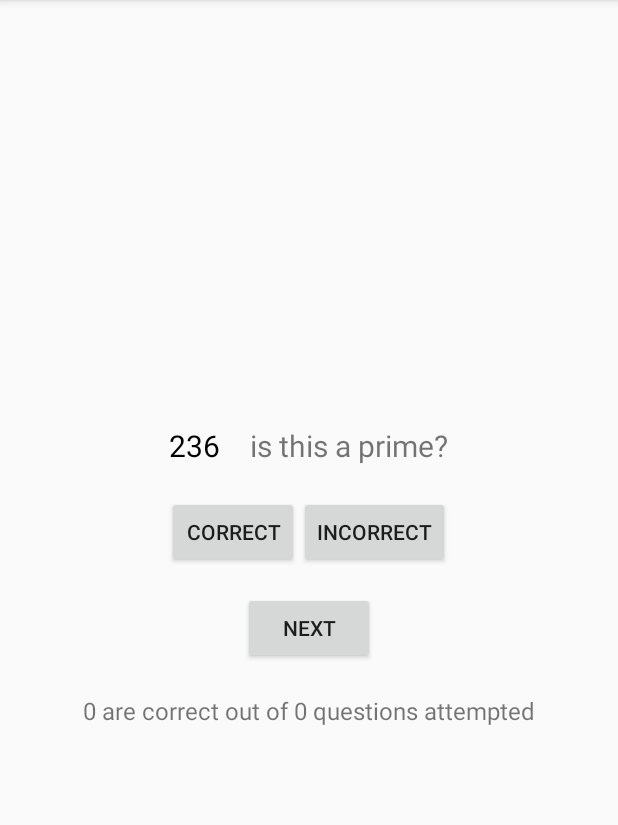
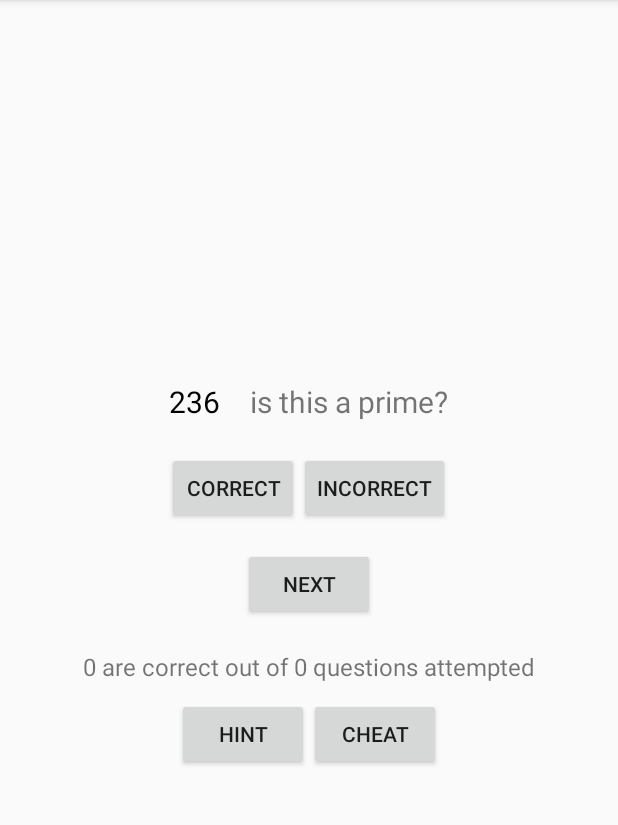
Before and after one commit to sukeshkancharla/MobileComputing_Hw1_Quiz_MT16026, an Android app: the screen it shows after launch (MainActivity), on a phone screen of 412 x 824 dp, the part 84-909 px from its top. Run offline under Robolectric (Android 15) with nearby library versions, the phone set to English and light mode, and no system bars.

Commit message:
first commit

```diff
--- a/app/src/main/AndroidManifest.xml
+++ b/app/src/main/AndroidManifest.xml
@@ -15,6 +15,8 @@
                 <category android:name="android.intent.category.LAUNCHER" />
             </intent-filter>
         </activity>
+        <activity android:name=".HintActivity"></activity>
+        <activity android:name=".CheatActivity"></activity>
     </application>
 
 </manifest>
--- a/app/src/main/java/com/example/user/quiz_mt16026/MainActivity.java
+++ b/app/src/main/java/com/example/user/quiz_mt16026/MainActivity.java
@@ -1,6 +1,7 @@
 package com.example.user.quiz_mt16026;
 
 import android.content.Context;
+import android.content.Intent;
 import android.graphics.Color;
 import android.support.v7.app.AppCompatActivity;
 import android.os.Bundle;
@@ -13,13 +14,18 @@ import java.util.Random;
 
 public class MainActivity extends AppCompatActivity {
     public static final String question_value="value";
+    public static final int REQUEST_CODE=1;
     public static final String correct_questions="Corrects";
     public static final String questions_attempted="questions";
     public static final String question_attempted="isAttempted";
     public static final String is_correct="isCorrect";
+    public static final String question="question";
+    public static final String result_class="resultClass";
     private boolean attempt=false;
     private boolean isCorrect=false;
     private Button mNextButton;
+    private Button mHintButton;
+    private Button mCheatButton;
     private Button mCorrectButton;
     private Button mIncorrectButton;
     private TextView mNumberText;
@@ -36,6 +42,10 @@ public class MainActivity extends AppCompatActivity {
         int num;
         findViewById(R.id.Quiz_Correct_Button).setEnabled(true);
         findViewById(R.id.Quiz_Incorrect_Button).setEnabled(true);
+        mCheatButton=(Button)findViewById(R.id.cheat_button);
+        mCheatButton.setEnabled(true);
+        mHintButton=(Button)findViewById(R.id.hint_button);
+        mHintButton.setEnabled(true);
         if(savedInstanceState==null)
         {
             Random r=new Random();
@@ -88,6 +98,10 @@ public class MainActivity extends AppCompatActivity {
                 mCorrectButton.setEnabled(true);
                 mIncorrectButton=(Button)findViewById(R.id.Quiz_Incorrect_Button);
                 mIncorrectButton.setEnabled(true);
+                mCheatButton=(Button)findViewById(R.id.cheat_button);
+                mCheatButton.setEnabled(true);
+                mHintButton=(Button)findViewById(R.id.hint_button);
+                mHintButton.setEnabled(true);
                 mQuestionText=(TextView)findViewById(R.id.Quiz_Question_Text);
                 mQuestionText.setTextColor(Color.parseColor("#000000"));
                 mNumberText.setTextColor(Color.parseColor("#000000"));
@@ -115,6 +129,10 @@ public class MainActivity extends AppCompatActivity {
                 mCorrectButton.setEnabled(false);
                 mIncorrectButton=(Button)findViewById(R.id.Quiz_Incorrect_Button);
                 mIncorrectButton.setEnabled(false);
+                mHintButton=(Button)findViewById(R.id.hint_button);
+                mHintButton.setEnabled(false);
+                mCheatButton=(Button)findViewById(R.id.cheat_button);
+                mCheatButton.setEnabled(false);
                 questions++;
                 if(flag==1)
                 {
@@ -161,6 +179,10 @@ public class MainActivity extends AppCompatActivity {
                 mCorrectButton.setEnabled(false);
                 mIncorrectButton=(Button)findViewById(R.id.Quiz_Incorrect_Button);
                 mIncorrectButton.setEnabled(false);
+                mHintButton=(Button)findViewById(R.id.hint_button);
+                mHintButton.setEnabled(false);
+                mCheatButton=(Button)findViewById(R.id.cheat_button);
+                mCheatButton.setEnabled(false);
                 questions++;
                 if(flag==1)
                 {
@@ -184,6 +206,25 @@ public class MainActivity extends AppCompatActivity {
                 mCorrectsText.setText(correct_Answers+" are correct out of "+questions+" questions attempted");
             }
         });
+        mHintButton=(Button)findViewById(R.id.hint_button);
+        mHintButton.setOnClickListener(new View.OnClickListener()
+        {
+            public void onClick(View v)
+            {
+                Intent i=new Intent(getApplicationContext(),HintActivity.class);
+                startActivityForResult(i,REQUEST_CODE);
+            }
+        });
+        mCheatButton=(Button)findViewById(R.id.cheat_button);
+        mCheatButton.setOnClickListener(new View.OnClickListener() {
+            @Override
+            public void onClick(View view) {
+                Intent i=new Intent(getApplicationContext(),CheatActivity.class);
+                mQuestionText=(TextView)findViewById(R.id.Quiz_Question_Text);
+                i.putExtra(question,Integer.parseInt(mNumberText.getText().toString()));
+                startActivityForResult(i,REQUEST_CODE);
+            }
+        });
     }
     @Override
     public void onSaveInstanceState(Bundle savedInstanceState)
@@ -197,5 +238,22 @@ public class MainActivity extends AppCompatActivity {
         savedInstanceState.putInt(correct_questions,correct_Answers);
         savedInstanceState.putInt(questions_attempted,questions);
     }
-
+    @Override
+    public void onActivityResult(int requestCode,int resultCode,Intent data)
+    {
+        if(REQUEST_CODE==requestCode)
+        {
+            if(resultCode==RESULT_OK)
+            {
+                if(data.getStringExtra(MainActivity.result_class).equals("hint"))
+                {
+                    Toast.makeText(getApplicationContext(),"Hint Taken",Toast.LENGTH_SHORT).show();
+                }
+                else
+                {
+                    Toast.makeText(getApplicationContext(),"Cheated",Toast.LENGTH_SHORT).show();
+                }
+            }
+        }
+    }
 }
--- a/app/src/main/res/layout-land/activity_main.xml
+++ b/app/src/main/res/layout-land/activity_main.xml
@@ -68,4 +68,22 @@
         android:layout_height="wrap_content"
         android:textSize="16sp"/>
     </LinearLayout>
+    <LinearLayout
+        android:layout_width="match_parent"
+        android:layout_height="wrap_content"
+        android:gravity="center"
+        android:paddingTop="10dp">
+        <Button
+            android:id="@+id/hint_button"
+            android:layout_width="wrap_content"
+            android:layout_height="wrap_content"
+            android:layout_gravity="left"
+            android:text="@string/hint"/>
+        <Button
+            android:id="@+id/cheat_button"
+            android:layout_width="wrap_content"
+            android:layout_height="wrap_content"
+            android:layout_gravity="right"
+            android:text="@string/cheat"/>
+    </LinearLayout>
 </LinearLayout>
--- a/app/src/main/res/layout/activity_main.xml
+++ b/app/src/main/res/layout/activity_main.xml
@@ -70,4 +70,22 @@
         android:layout_height="wrap_content"
         android:textSize="16sp"/>
     </LinearLayout>
+    <LinearLayout
+        android:layout_width="match_parent"
+        android:layout_height="wrap_content"
+        android:gravity="center"
+        android:paddingTop="10dp">
+        <Button
+            android:id="@+id/hint_button"
+            android:layout_width="wrap_content"
+            android:layout_height="wrap_content"
+            android:layout_gravity="left"
+            android:text="@string/hint"/>
+        <Button
+            android:id="@+id/cheat_button"
+            android:layout_width="wrap_content"
+            android:layout_height="wrap_content"
+            android:layout_gravity="right"
+            android:text="@string/cheat"/>
+    </LinearLayout>
 </LinearLayout>
--- a/app/src/main/res/values/strings.xml
+++ b/app/src/main/res/values/strings.xml
@@ -4,4 +4,8 @@
     <string name="correct_button">Correct</string>
     <string name="incorrect_button">InCorrect</string>
     <string name="next_button">Next</string>
+    <string name="hint">Hint</string>
+    <string name="cheat">Cheat</string>
+    <string name="show_hint">Show Hint</string>
+    <string name="show_answer">Show Answer</string>
 </resources>
```
Also changed, not shown: app/src/main/java/com/example/user/quiz_mt16026/CheatActivity.java (added, +100 -0 lines), app/src/main/java/com/example/user/quiz_mt16026/HintActivity.java (added, +64 -0 lines), app/src/main/res/layout-land/activity_hint.xml (added, +19 -0 lines), app/src/main/res/layout/activity_cheat.xml (added, +19 -0 lines), app/src/main/res/layout/activity_hint.xml (added, +19 -0 lines), 153 other files.
